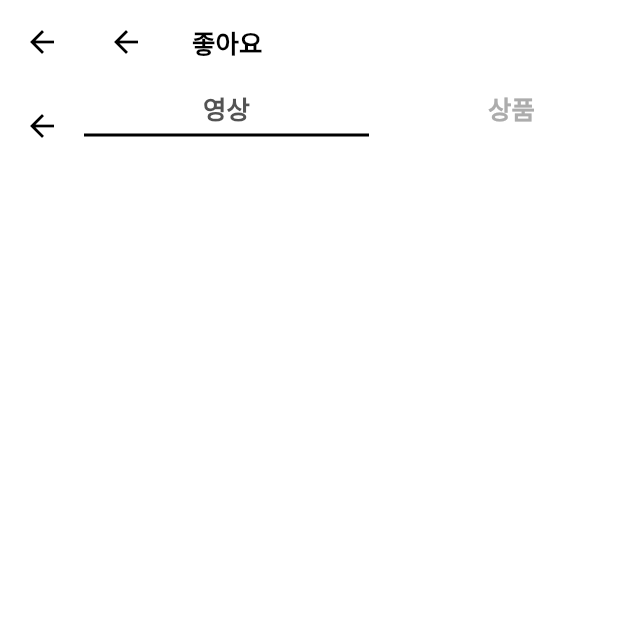
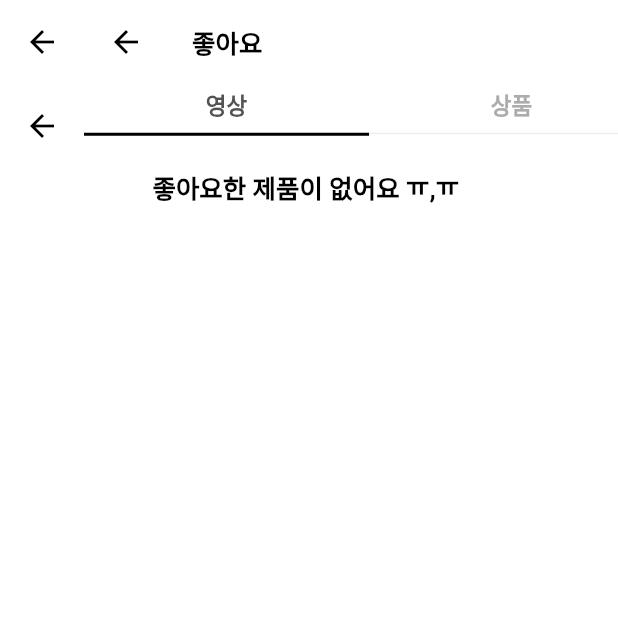
Before and after one commit to FINDIT-develop/FinDit-app, a Flutter app: the LikeScreen screen opened directly, on a phone screen of 412 x 824 dp, the top half of it. Run offline on Flutter 3.47's test engine with Material 2 defaults, Android fonts, the phone set to English and light mode, and no system bars; our stand-ins replace cached_network_image, carousel_slider, dio, flutter_svg, get, shared_preferences and 1 more; accounts and stored records are empty; network calls fail; project files that could hold a hidden picture were left out.

Commit message:
feat : ui 수정

```diff
--- a/lib/constants/constants.dart
+++ b/lib/constants/constants.dart
@@ -2,6 +2,6 @@ import 'package:flutter/material.dart';
 
 const kTextColor = Color(0xFF535353);
 const kTextLightColor = Color(0xFFACACAC);
-const kDefaultPadding = 20.0;
+const kDefaultPadding = 15.0;
 const kActiveColor = Colors.black;
 const kPrimaryColor = Colors.black;
--- a/lib/screens/app.dart
+++ b/lib/screens/app.dart
@@ -40,6 +40,7 @@ class App extends GetView<AppController> {
         body: Obx(() => _view[controller.currentIndex.value]),
         bottomNavigationBar: Obx(
           () => BottomNavigationBar(
+
             type: BottomNavigationBarType.fixed,
             currentIndex: controller.currentIndex.value,
             onTap: controller.changePageIndex,
--- a/lib/screens/details/components/add_to_cart.dart
+++ b/lib/screens/details/components/add_to_cart.dart
@@ -1,11 +1,11 @@
 import 'package:flutter/material.dart';
 import 'package:flutter_svg/flutter_svg.dart';
-import 'package:FinDit/models/Product.dart';
+import 'package:FinDit/models/product.dart';
 
 import 'package:FinDit/constants/constants.dart';
 
-class AddToCart extends StatelessWidget {
-  const AddToCart({
+class PurchaseBar extends StatelessWidget {
+  const PurchaseBar({
     Key? key,
     required this.product,
   }) : super(key: key);
--- a/lib/screens/details/components/product_image.dart
+++ b/lib/screens/details/components/product_image.dart
@@ -1,5 +1,5 @@
 import 'package:flutter/material.dart';
-import 'package:FinDit/models/Product.dart';
+import 'package:FinDit/models/product.dart';
 
 import 'package:FinDit/constants/constants.dart';
 
--- a/lib/screens/details/components/product_intro.dart
+++ b/lib/screens/details/components/product_intro.dart
@@ -1,5 +1,5 @@
 import 'package:flutter/material.dart';
-import 'package:FinDit/models/Product.dart';
+import 'package:FinDit/models/product.dart';
 
 import 'package:FinDit/constants/constants.dart';
 
--- a/lib/screens/details/details_screen.dart
+++ b/lib/screens/details/details_screen.dart
@@ -1,7 +1,7 @@
-import 'package:FinDit/models/Product.dart';
+import 'package:FinDit/models/product.dart';
 import 'package:flutter/material.dart';
 
-import 'package:FinDit/constants/constants.dart';
+
 import 'package:FinDit/screens/details/components/body.dart';
 
 class DetailsScreen extends StatelessWidget {
--- a/lib/screens/like/components/like_categry.dart
+++ b/lib/screens/like/components/like_categry.dart
@@ -1,5 +1,3 @@
-import 'package:FinDit/constants/size_config.dart';
-import 'package:flutter/gestures.dart';
 import 'package:flutter/material.dart';
 
 import '../../../constants/constants.dart';
@@ -42,18 +40,18 @@ class _LikeCategoryState extends State<LikeCategory> {
             LikeCategory[index],
             style: TextStyle(
               fontWeight: FontWeight.bold,
-              fontSize: 17,
+              fontSize: 15,
               color: selectedIndex == index ? kTextColor : kTextLightColor,
             ),
           ),
           Center(
             child: Container(
-              margin: EdgeInsets.only(top: kDefaultPadding / 4), //top padding 5
-              height: 2,
+              margin: EdgeInsets.only(top: kDefaultPadding / 2), //top padding 5
+              height: selectedIndex == index ? 2 : 1,
               width: 190,
-              color: selectedIndex == index ? Colors.black : Colors.transparent,
+              color: selectedIndex == index ? Colors.black : Colors.grey[200],
             ),
-          )
+          ),
         ],
       ),
     );
--- a/lib/screens/like/like_screen.dart
+++ b/lib/screens/like/like_screen.dart
@@ -34,6 +34,15 @@ class LikeScreen extends StatelessWidget {
         pinned: true,
         titleSpacing: 0,
       ),
+
+      SliverToBoxAdapter(
+          child: Center(
+        child: Text("좋아요한 제품이 없어요 ㅠ,ㅠ ",
+            style: TextStyle(
+                fontSize: 17,
+                color: kPrimaryColor,
+                fontWeight: FontWeight.bold)),
+      )),
       // Padding(
       //   padding: const EdgeInsets.all(kDefaultPadding),
       //   child: Column(
--- a/lib/screens/store/components/body.dart
+++ b/lib/screens/store/components/body.dart
@@ -1,4 +1,4 @@
-import 'package:FinDit/models/Product.dart';
+import 'package:FinDit/models/product.dart';
 import 'package:flutter/material.dart';
 import 'package:FinDit/constants/constants.dart';
 import 'package:FinDit/screens/details/details_screen.dart';
```
Also changed, not shown: lib/main.dart (+7 -2 lines), lib/screens/details/components/body.dart (+3 -6 lines), lib/screens/store/components/item_card.dart (+44 -3 lines), lib/screens/widgets/video_widget.dart (+17 -26 lines).
